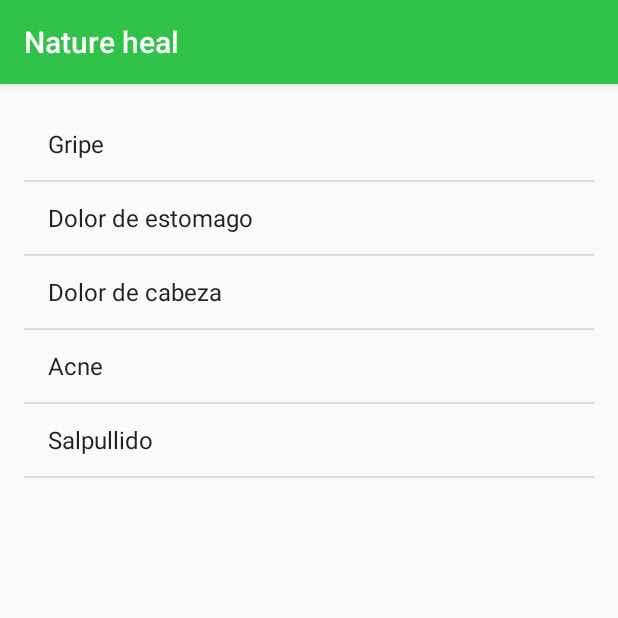
After one commit to ZeroVitz/AppNatureHeal, an Android app: the Enfermedades screen opened directly, with no data from a screen before it, on a phone screen of 412 x 824 dp, the top half of it. The commit adds this screen. Run offline under Robolectric (Android 15) with nearby library versions, the phone set to English and light mode, and no system bars.

Commit message:
Boton de enfemerdad manda a llamar la actividad buscar enfermedad, creada nueva clase Enfermedades.

```diff
--- a/app/src/main/AndroidManifest.xml
+++ b/app/src/main/AndroidManifest.xml
@@ -36,9 +36,9 @@
         <activity android:name=".Registro2Activity" />
         <activity
             android:name=".LoginActivity"
-            android:label="@string/title_activity_login">
-
-        </activity>
+            android:label="@string/title_activity_login" />
+        <activity android:name=".Enfermedades" />
+        <activity android:name=".Remedios"></activity>
     </application>
 
 </manifest>
--- /dev/null
+++ b/app/src/main/java/com/example/greciaguzmn/natureheal/Enfermedades.java
@@ -0,0 +1,13 @@
+package com.example.greciaguzmn.natureheal;
+
+import android.support.v7.app.AppCompatActivity;
+import android.os.Bundle;
+
+public class Enfermedades extends AppCompatActivity {
+
+    @Override
+    protected void onCreate(Bundle savedInstanceState) {
+        super.onCreate(savedInstanceState);
+        setContentView(R.layout.activity_enfermedades);
+    }
+}
--- a/app/src/main/res/layout/activity_busqueda_enfermedad.xml
+++ b/app/src/main/res/layout/activity_busqueda_enfermedad.xml
@@ -4,11 +4,6 @@
     android:layout_height="match_parent"
     android:orientation="vertical">
 
-    <ListView
-        android:id="@+id/enfermedades"
-        android:layout_width="match_parent"
-        android:layout_height="match_parent"
-        android:entries="@array/enfermedades" />
 
 
 </LinearLayout>
--- /dev/null
+++ b/app/src/main/res/layout/activity_enfermedades.xml
@@ -0,0 +1,20 @@
+<?xml version="1.0" encoding="utf-8"?>
+<LinearLayout xmlns:android="http://schemas.android.com/apk/res/android"
+    xmlns:tools="http://schemas.android.com/tools"
+    android:id="@+id/activity_enfermedades"
+    android:layout_width="match_parent"
+    android:layout_height="match_parent"
+    android:paddingBottom="@dimen/activity_vertical_margin"
+    android:paddingLeft="@dimen/activity_horizontal_margin"
+    android:paddingRight="@dimen/activity_horizontal_margin"
+    android:paddingTop="@dimen/activity_vertical_margin"
+    tools:context="com.example.greciaguzmn.natureheal.Enfermedades">
+
+    <ListView
+        android:id="@+id/enfermedades"
+        android:layout_width="match_parent"
+        android:layout_height="match_parent"
+        android:entries="@array/enfermedades" />
+
+
+</LinearLayout>
```
Also changed, not shown: app/src/main/java/com/example/greciaguzmn/natureheal/HomeFragment.java (+24 -3 lines), app/src/main/java/com/example/greciaguzmn/natureheal/Remedios.java (added, +13 -0 lines), app/src/main/res/layout-land/fragment_fragment_home.xml (+4 -4 lines), app/src/main/res/layout/activity_remedios.xml (added, +13 -0 lines), app/src/main/res/layout/fragment_fragment_home.xml (+4 -4 lines).
